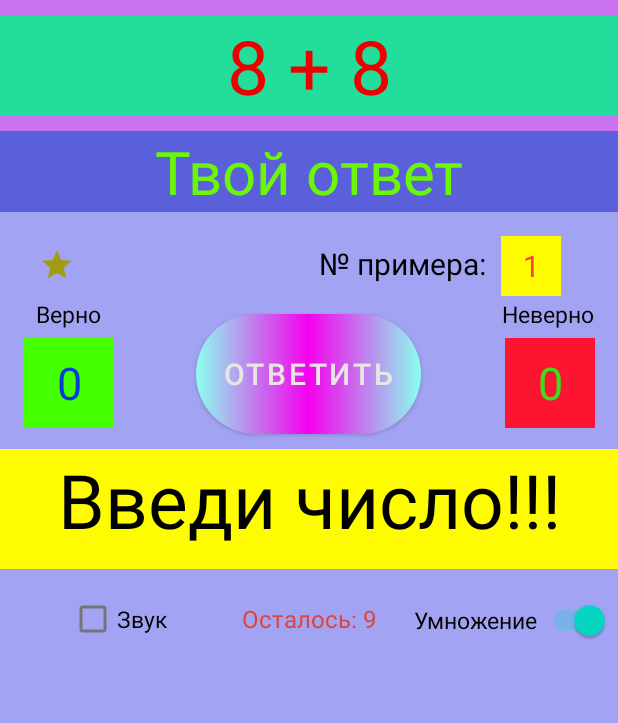
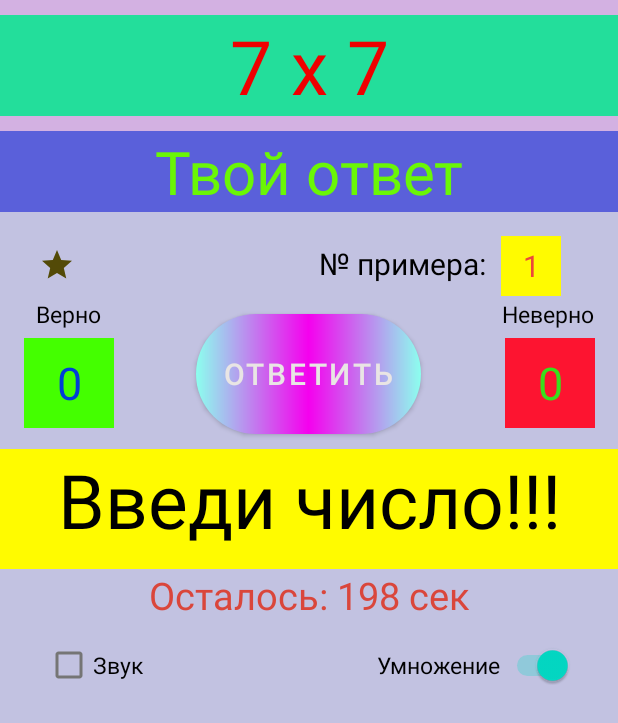
Before and after one commit to mikolaych/ChildScore3, an Android app: the screen it shows after launch (MainActivity), after a tap on "Умножение", on a phone screen of 412 x 824 dp. Shown: the top 723 px of the screen. Run offline under Robolectric (Android 15) with nearby library versions, the phone set to English and light mode, and no system bars; 2 other taps on this screen came first.

Commit message:
090722 add background music, add countDown

```diff
--- a/app/src/main/java/ru/mikolaych/childscore/MainActivity.java
+++ b/app/src/main/java/ru/mikolaych/childscore/MainActivity.java
@@ -1,23 +1,20 @@
 package ru.mikolaych.childscore;
-
 import androidx.annotation.NonNull;
 import androidx.appcompat.app.AppCompatActivity;
 import androidx.appcompat.app.AppCompatDelegate;
-
 import android.annotation.SuppressLint;
 import android.content.Intent;
+import android.media.MediaPlayer;
 import android.os.Bundle;
 import android.os.CountDownTimer;
-import android.os.SystemClock;
 import android.view.Gravity;
 import android.view.View;
-import android.widget.Chronometer;
+import android.widget.CheckBox;
 import android.widget.EditText;
 import android.widget.ImageView;
 import android.widget.Switch;
 import android.widget.TextView;
 import android.widget.Toast;
-
 import java.util.Random;
 
 public class MainActivity extends AppCompatActivity {
@@ -27,12 +24,13 @@ public class MainActivity extends AppCompatActivity {
     private int counterNegativeWindow;
     private Boolean tableMultiplyStatus = false;
     private int levelInt = 1;
+    private int numberOfExercise = 20;
+    private int numberOfError = 3;
     String numberAskCount;
     String counterPosWrite;
     String counterNegWrite;
-    private Boolean contDownStart = true;
-
-
+    CountDownTimer timer;
+    private MediaPlayer backgroundMusic;
 
     @SuppressLint("SetTextI18n")
     @Override
@@ -46,6 +44,7 @@ public class MainActivity extends AppCompatActivity {
         TextView numberAsk = findViewById(R.id.numberAsk);
         TextView counterPositive = findViewById(R.id.counterPositive);
         TextView counterNegative = findViewById(R.id.counterNegative);
+        backgroundMusic = MediaPlayer.create(this, R.raw.music);
 
         if (savedInstanceState != null) {
             numberAskCount = savedInstanceState.getString("numberAskCount", "1");
@@ -59,8 +58,31 @@ public class MainActivity extends AppCompatActivity {
             random();
 
         }
+//
+        play(backgroundMusic);
         random();
         countDown();
+
+    }
+
+                                //СЧЕТЧИК
+    public void countDown() {
+        TextView countDown = findViewById(R.id.countDown);
+        timer = new CountDownTimer(200000, 1000) {
+            @Override
+            public void onTick(long l) {
+                countDown.setText("Осталось: " + l / 1000 + " сек");
+            }
+
+            @Override
+            public void onFinish() {
+                countDown.setText("Время вышло!");
+                levelInt--;
+                levelControl();
+            }
+        }
+                .start();
+
     }
 
                         //Нажатие на кнопку Старт
@@ -70,7 +92,6 @@ public class MainActivity extends AppCompatActivity {
         TextView counterPositive = findViewById(R.id.counterPositive);
         TextView counterNegative = findViewById(R.id.counterNegative);
         TextView numberAsk = findViewById(R.id.numberAsk);
-
         String ifNull = answerWindow.getText().toString();
         if (ifNull.length() < 1) {
             resultWindow.setText("Введи число!!!");
@@ -111,58 +132,40 @@ public class MainActivity extends AppCompatActivity {
                 random();
             }
 
-                                                //Повышение уровня
-            if (counterMain == 5) {
-                if (((counterPositiveWindow - counterNegativeWindow) >= 3) && levelInt != 4) {
+                            //Изменение уровня
+            if (counterMain == numberOfExercise && counterNegativeWindow < numberOfError) {
                 levelInt++;
                 levelControl();
                 random();
+                resetParameters();
                 Toast toastLevelUp = Toast.makeText(this, "Ура! Новый уровень!", Toast.LENGTH_LONG);
                 toastLevelUp.setGravity(Gravity.TOP, 0, 0);
                 toastLevelUp.show();
+
+            } else if (counterNegativeWindow >= numberOfError) {
+                levelInt--;
+                levelControl();
+                random();
+                resetParameters();
+                Toast toastLevelDown = Toast.makeText(this, "Плохо! Уровень снижен!", Toast.LENGTH_LONG);
+                toastLevelDown.setGravity(Gravity.TOP, 0, 0);
+                toastLevelDown.show();
+            }
+        }
+    }
+                                //Сброс параметров
+    public void resetParameters() {
+        TextView counterPositive = findViewById(R.id.counterPositive);
+        TextView counterNegative = findViewById(R.id.counterNegative);
+        TextView numberAsk = findViewById(R.id.numberAsk);
         counterMain = 1;
         numberAsk.setText("1");
         counterPositive.setText("0");
         counterNegative.setText("0");
         counterPositiveWindow = 0;
         counterNegativeWindow = 0;
-                } else if (((counterPositiveWindow - counterNegativeWindow) < 18) && levelInt != 0) {
-
-                    levelInt--;
-                    levelControl();
-                    random();
-                    Toast toastLevelDown = Toast.makeText(this, "Плохо! Уровень снижен!", Toast.LENGTH_LONG);
-                    toastLevelDown.setGravity(Gravity.TOP, 0, 0);
-                    toastLevelDown.show();
-                    counterMain = 1;
-                    numberAsk.setText("1");
-                    counterPositive.setText("0");
-                    counterNegative.setText("0");
-                    counterPositiveWindow = 0;
-                    counterNegativeWindow = 0;
-                }
-            }
-        }
-    }
-                                            //СЧЕТЧИК
-    final void countDown() {
-        TextView countDown = findViewById(R.id.countDown);
-        new CountDownTimer(20000, 1000) {
-            @Override
-            public void onTick(long l) {
-                countDown.setText("Осталось: " + l/1000);
-            }
-            @Override
-            public void onFinish() {
-                countDown.setText("Время вышло!");
-                levelInt --;
-                levelControl();
-            }
-        }
-                .start();
 
     }
-
 
                             //Генератор случайных чисел
     @SuppressLint("SetTextI18n")
@@ -227,17 +230,15 @@ public class MainActivity extends AppCompatActivity {
     }
 
                             //Контроль уровней
-    public void levelControl(){
+    public void levelControl() {
         ImageView star1 = findViewById(R.id.star1);
         ImageView star2 = findViewById(R.id.star2);
         ImageView star3 = findViewById(R.id.star3);
-        ImageView win = findViewById(R.id.win);
         switch (levelInt) {
             case 0:
                 star1.setVisibility(View.GONE);
                 star2.setVisibility(View.GONE);
                 star3.setVisibility(View.GONE);
-                win.setVisibility(View.GONE);
                 Intent wrongActivity = new Intent(this, WrongActivity.class);
                 startActivity(wrongActivity);
                 break;
@@ -245,28 +246,27 @@ public class MainActivity extends AppCompatActivity {
                 star1.setVisibility(View.VISIBLE);
                 star2.setVisibility(View.GONE);
                 star3.setVisibility(View.GONE);
-                win.setVisibility(View.GONE);
-                countDown();
+                timer.cancel();
+                timer.start();
                 break;
             case 2:
                 star1.setVisibility(View.VISIBLE);
                 star2.setVisibility(View.VISIBLE);
                 star3.setVisibility(View.GONE);
-                win.setVisibility(View.GONE);
-                countDown();
+                timer.cancel();
+                timer.start();
                 break;
             case 3:
                 star1.setVisibility(View.VISIBLE);
                 star2.setVisibility(View.VISIBLE);
                 star3.setVisibility(View.VISIBLE);
-                win.setVisibility(View.GONE);
-                countDown();
+                timer.cancel();
+                timer.start();
                 break;
             case 4:
                 star1.setVisibility(View.GONE);
                 star2.setVisibility(View.GONE);
                 star3.setVisibility(View.GONE);
-                win.setVisibility(View.VISIBLE);
                 Intent winActivity = new Intent(this, WinActivity.class);
                 startActivity(winActivity);
                 break;
@@ -280,9 +280,15 @@ public class MainActivity extends AppCompatActivity {
         if (checked) {
             tableMultiplyStatus = true;
             levelInt = 1;
+            random();
+            levelControl();
+            resetParameters();
         } else {
             tableMultiplyStatus = false;
             levelInt = 1;
+            random();
+            levelControl();
+            resetParameters();
         }
     }
 
@@ -297,4 +303,18 @@ public class MainActivity extends AppCompatActivity {
 
     }
 
+                        //Фоновая музыка
+    public void playMusic(View view) {
+        CheckBox music = findViewById(R.id.sound);
+        music.isChecked();
+        if (music.isChecked()){
+            play(backgroundMusic);
+        } else stop();
     }
+    public void play(MediaPlayer music){
+        music.start();
+    }
+    public void stop(){
+        backgroundMusic.stop();
+    }
+}
--- a/app/src/main/java/ru/mikolaych/childscore/WinActivity.java
+++ b/app/src/main/java/ru/mikolaych/childscore/WinActivity.java
@@ -17,9 +17,9 @@ public class WinActivity extends AppCompatActivity {
     }
 
     public void newGame(View view) {
-       /* Button NewGame = findViewById(R.id.newGameButton);
+        Button NewGame = findViewById(R.id.newGameButton);
         Intent intent = new Intent(this, MainActivity.class);
-        startActivity(intent);*/
+        startActivity(intent);
         finish();
     }
 }
--- a/app/src/main/res/drawable/level_down.xml
+++ /dev/null
@@ -1,5 +0,0 @@
-<vector android:height="24dp" android:tint="#D7355A"
-    android:viewportHeight="24" android:viewportWidth="24"
-    android:width="24dp" xmlns:android="http://schemas.android.com/apk/res/android">
-    <path android:fillColor="@android:color/white" android:pathData="M15,3L6,3c-0.83,0 -1.54,0.5 -1.84,1.22l-3.02,7.05c-0.09,0.23 -0.14,0.47 -0.14,0.73v2c0,1.1 0.9,2 2,2h6.31l-0.95,4.57 -0.03,0.32c0,0.41 0.17,0.79 0.44,1.06L9.83,23l6.59,-6.59c0.36,-0.36 0.58,-0.86 0.58,-1.41L17,5c0,-1.1 -0.9,-2 -2,-2zM19,3v12h4L23,3h-4z"/>
-</vector>
--- a/app/src/main/res/drawable/levelup.xml
+++ /dev/null
@@ -1,5 +0,0 @@
-<vector android:height="24dp" android:tint="#47D500"
-    android:viewportHeight="24" android:viewportWidth="24"
-    android:width="24dp" xmlns:android="http://schemas.android.com/apk/res/android">
-    <path android:fillColor="@android:color/white" android:pathData="M1,21h4L5,9L1,9v12zM23,10c0,-1.1 -0.9,-2 -2,-2h-6.31l0.95,-4.57 0.03,-0.32c0,-0.41 -0.17,-0.79 -0.44,-1.06L14.17,1 7.59,7.59C7.22,7.95 7,8.45 7,9v10c0,1.1 0.9,2 2,2h9c0.83,0 1.54,-0.5 1.84,-1.22l3.02,-7.05c0.09,-0.23 0.14,-0.47 0.14,-0.73v-2z"/>
-</vector>
--- a/app/src/main/res/drawable/star.xml
+++ b/app/src/main/res/drawable/star.xml
@@ -1,4 +1,4 @@
-<vector android:height="24dp" android:tint="#A49B15"
+<vector android:height="24dp" android:tint="#534A07"
     android:viewportHeight="24" android:viewportWidth="24"
     android:width="24dp" xmlns:android="http://schemas.android.com/apk/res/android">
     <path android:fillColor="@android:color/white" android:pathData="M12,17.27L18.18,21l-1.64,-7.03L22,9.24l-7.19,-0.61L12,2 9.19,8.63 2,9.24l5.46,4.73L5.82,21z"/>
--- a/app/src/main/res/drawable/win.xml
+++ /dev/null
@@ -1,5 +0,0 @@
-<vector android:height="50dp" android:tint="#A49B15"
-    android:viewportHeight="24" android:viewportWidth="24"
-    android:width="50dp" xmlns:android="http://schemas.android.com/apk/res/android">
-    <path android:fillColor="@android:color/white" android:pathData="M19,5h-2V3H7v2H5C3.9,5 3,5.9 3,7v1c0,2.55 1.92,4.63 4.39,4.94c0.63,1.5 1.98,2.63 3.61,2.96V19H7v2h10v-2h-4v-3.1c1.63,-0.33 2.98,-1.46 3.61,-2.96C19.08,12.63 21,10.55 21,8V7C21,5.9 20.1,5 19,5zM5,8V7h2v3.82C5.84,10.4 5,9.3 5,8zM19,8c0,1.3 -0.84,2.4 -2,2.82V7h2V8z"/>
-</vector>
--- a/app/src/main/res/layout-v24/activity_main.xml
+++ b/app/src/main/res/layout-v24/activity_main.xml
@@ -105,16 +105,16 @@
             android:layout_width="150dp"
             android:layout_height="80dp"
             android:layout_marginTop="68dp"
+            android:background="@drawable/gradient"
             android:insetLeft="0dp"
             android:insetTop="5dp"
             android:insetRight="0dp"
             android:insetBottom="5dp"
             android:onClick="answer"
             android:text="@string/startButton"
+            android:textColor="@color/startButton"
             android:textSize="@dimen/startButton"
             app:backgroundTintMode="screen"
-            android:background="@drawable/gradient"
-            android:textColor="@color/startButton"
             app:layout_constraintEnd_toStartOf="@+id/counterNegative"
             app:layout_constraintHorizontal_bias="0.495"
             app:layout_constraintStart_toEndOf="@+id/counterPositive"
@@ -143,11 +143,11 @@
             android:id="@+id/resultWindow"
             android:layout_width="match_parent"
             android:layout_height="80dp"
+            android:layout_marginTop="10dp"
             android:background="@color/resultWindow"
             android:gravity="center_horizontal"
             android:textColor="@color/resultText"
             android:textSize="@dimen/resultWindow"
-            android:layout_marginTop="10dp"
             app:layout_constraintEnd_toEndOf="parent"
             app:layout_constraintHorizontal_bias="0.0"
             app:layout_constraintStart_toStartOf="parent"
@@ -158,10 +158,10 @@
             android:id="@+id/countDown"
             android:layout_width="wrap_content"
             android:layout_height="wrap_content"
-            android:layout_marginTop="22dp"
             android:textColor="@color/clock"
             android:textSize="@dimen/clock"
             app:layout_constraintEnd_toEndOf="parent"
+            app:layout_constraintHorizontal_bias="0.5"
             app:layout_constraintStart_toStartOf="parent"
             app:layout_constraintTop_toBottomOf="@+id/resultWindow" />
 
@@ -181,27 +181,29 @@
             android:id="@+id/tableMultiply"
             android:layout_width="wrap_content"
             android:layout_height="wrap_content"
-            android:layout_marginStart="25dp"
-            android:layout_marginTop="10dp"
+            android:layout_marginTop="40dp"
+            android:layout_marginEnd="30dp"
             android:height="48dp"
             android:onClick="switchRun"
             android:text="@string/checkBoxHead"
             android:textColor="@color/black"
             android:textSize="@dimen/countersHead"
-            app:layout_constraintStart_toEndOf="@+id/countDown"
+            app:layout_constraintEnd_toEndOf="parent"
             app:layout_constraintTop_toBottomOf="@+id/resultWindow"
             tools:ignore="UseSwitchCompatOrMaterialXml" />
 
         <CheckBox
             android:id="@+id/sound"
+            android:onClick="playMusic"
             android:layout_width="wrap_content"
             android:layout_height="wrap_content"
-            android:layout_marginTop="9dp"
-            android:layout_marginEnd="50dp"
+            android:checked="true"
+            android:layout_marginStart="30dp"
+            android:layout_marginTop="40dp"
             android:text="@string/waveHead"
             android:textColor="@color/black"
             android:textSize="@dimen/countersHead"
-            app:layout_constraintEnd_toStartOf="@+id/countDown"
+            app:layout_constraintStart_toStartOf="parent"
             app:layout_constraintTop_toBottomOf="@+id/resultWindow" />
 
         <ImageView
@@ -236,17 +238,6 @@
             app:layout_constraintStart_toEndOf="@+id/star2"
             app:srcCompat="@drawable/star" />
 
-        <ImageView
-            android:id="@+id/win"
-            android:layout_width="wrap_content"
-            android:layout_height="wrap_content"
-            android:layout_marginStart="20dp"
-            android:layout_marginBottom="10dp"
-            android:visibility="gone"
-            app:layout_constraintBottom_toTopOf="@+id/start"
-            app:layout_constraintStart_toEndOf="@+id/star1"
-            app:srcCompat="@drawable/win" />
-
     </androidx.constraintlayout.widget.ConstraintLayout>
 
 
--- a/app/src/main/res/layout/activity_main.xml
+++ b/app/src/main/res/layout/activity_main.xml
@@ -224,17 +224,6 @@
             app:layout_constraintStart_toEndOf="@+id/star2"
             app:srcCompat="@drawable/star" />
 
-        <ImageView
-            android:id="@+id/win"
-            android:layout_width="wrap_content"
-            android:layout_height="wrap_content"
-            android:layout_marginStart="20dp"
-            android:layout_marginBottom="10dp"
-            android:visibility="gone"
-            app:layout_constraintBottom_toTopOf="@+id/start"
-            app:layout_constraintStart_toEndOf="@+id/star1"
-            app:srcCompat="@drawable/win" />
-
     </androidx.constraintlayout.widget.ConstraintLayout>
 
 
--- a/app/src/main/res/values/colors.xml
+++ b/app/src/main/res/values/colors.xml
@@ -20,13 +20,11 @@
     <color name="bottom">#9BD0FF</color>
     <color name="top">#B83DDA</color>
     <color name="trueText">#1F8F17</color>
-    <color name="backgroundHead">#CA72F0</color>
+    <color name="backgroundHead">#D3B1E2</color>
     <color name="startButton">#E9E5E4</color>
     <color name="levelWindow">#EB473B</color>
-    <color name="backgroundBottom">#A3A3F4</color>
-    <color name="backgroundWinWrongActivity">#6CC968</color>
+    <color name="backgroundBottom">#C2C2E1</color>
     <color name="textWinWrong">#01520B</color>
-    <color name="textWinWrongBackground">#CA746D</color>
     <color name="textWrong">#D31406</color>
     <color name="textWin">#0C4D07</color>
     <color name="backgroundWinActivity">#3CD7EA</color>
--- a/app/src/main/res/values/dimens.xml
+++ b/app/src/main/res/values/dimens.xml
@@ -9,5 +9,5 @@
 <dimen name="resultWindow">50sp</dimen>
     <dimen name="textWinWrong">50sp</dimen>
     <dimen name="WinWrong">50sp</dimen>
-    <dimen name="clock">16sp</dimen>
+    <dimen name="clock">25sp</dimen>
 </resources>
--- a/app/src/main/res/values/strings.xml
+++ b/app/src/main/res/values/strings.xml
@@ -13,7 +13,7 @@
     <string name="numberExerciseHead">№ примера:</string>
     <string name="checkBoxHead">Умножение</string>
     <string name="waveHead">Звук</string>
-    <string name="winWrong">Ты победил!</string>
+    <string name="winWrong">Победа!</string>
     <string name="newGameButton">Начать сначала</string>
     <string name="Wrong">Ты проиграл!</string>
     <string name="clock">Осталось:</string>
```
Also changed, not shown: 1 other file. Lines whose indentation alone changed are shown as unchanged.
